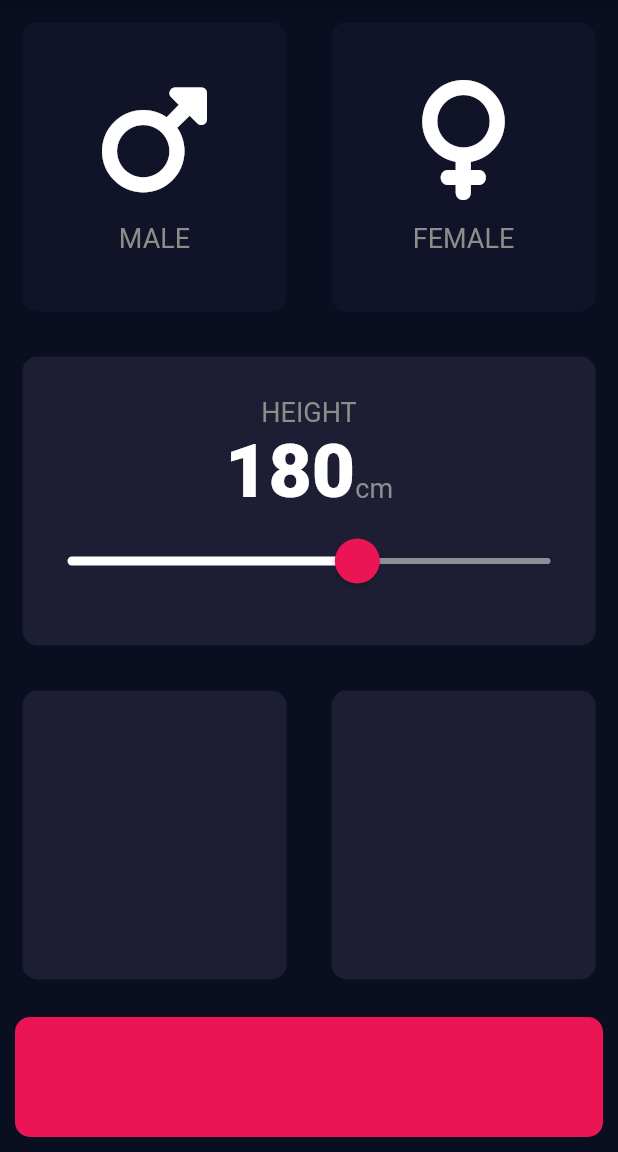
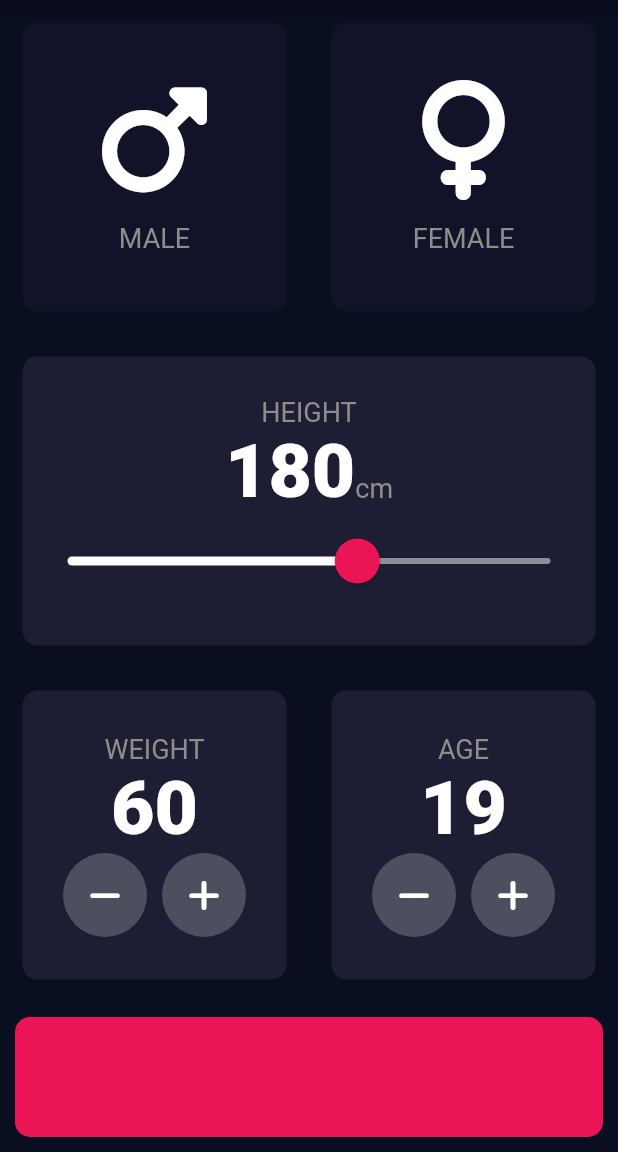
Before and after one commit to Hassanulhaq52/Bmi-Calculator-App, a Flutter app: the screen it shows after launch, on a phone screen of 412 x 824 dp, the part 84-1236 px from its top. Run offline on Flutter 3.47's test engine with Material 2 defaults, Android fonts, the phone set to English and light mode, and no system bars; our stand-ins replace font_awesome_flutter.

```diff
--- a/lib/input_page.dart
+++ b/lib/input_page.dart
@@ -14,6 +14,8 @@ class InputPage extends StatefulWidget {
 class _InputPageState extends State<InputPage> {
   Gender selectedGender;
   int height = 180;
+  int weight = 60;
+  int age = 19;
 
   @override
   Widget build(BuildContext context) {
@@ -94,9 +96,9 @@ class _InputPageState extends State<InputPage> {
                       thumbColor: Color(0xFFEB1555),
                       overlayColor: Color(0x29EB1555),
                       thumbShape:
-                      RoundSliderThumbShape(enabledThumbRadius: 15.0),
+                          RoundSliderThumbShape(enabledThumbRadius: 15.0),
                       overlayShape:
-                      RoundSliderOverlayShape(overlayRadius: 30.0),
+                          RoundSliderOverlayShape(overlayRadius: 30.0),
                     ),
                     child: Slider(
                       value: height.toDouble(),
@@ -119,11 +121,81 @@ class _InputPageState extends State<InputPage> {
                 Expanded(
                   child: ReusableCard(
                     colour: kActiveCardColor,
+                    cardChild: Column(
+                      mainAxisAlignment: MainAxisAlignment.center,
+                      children: [
+                        Text(
+                          'WEIGHT',
+                          style: kLabelTextStyle,
+                        ),
+                        Text(
+                          weight.toString(),
+                          style: kNumberTextStyle,
+                        ),
+                        Row(
+                          mainAxisAlignment: MainAxisAlignment.center,
+                          children: [
+                            RoundIconButton(
+                              icon: FontAwesomeIcons.minus,
+                              onPress: () {
+                                setState(() {
+                                  weight--;
+                                });
+                              },
+                            ),
+                            SizedBox(width: 10.0),
+                            RoundIconButton(
+                              icon: FontAwesomeIcons.plus,
+                              onPress: () {
+                                setState(() {
+                                  weight++;
+                                });
+                              },
+                            )
+                          ],
+                        )
+                      ],
+                    ),
                   ),
                 ),
                 Expanded(
                   child: ReusableCard(
                     colour: kActiveCardColor,
+                    cardChild: Column(
+                      mainAxisAlignment: MainAxisAlignment.center,
+                      children: [
+                        Text(
+                          'AGE',
+                          style: kLabelTextStyle,
+                        ),
+                        Text(
+                          age.toString(),
+                          style: kNumberTextStyle,
+                        ),
+                        Row(
+                          mainAxisAlignment: MainAxisAlignment.center,
+                          children: [
+                            RoundIconButton(
+                                icon: FontAwesomeIcons.minus,
+                                onPress: () {
+                                  setState(() {
+                                    age--;
+                                  });
+                                }),
+                            SizedBox(
+                              width: 10.0,
+                            ),
+                            RoundIconButton(
+                                icon: FontAwesomeIcons.plus,
+                                onPress: () {
+                                  setState(() {
+                                    age++;
+                                  });
+                                })
+                          ],
+                        ),
+                      ],
+                    ),
                   ),
                 ),
               ],
@@ -142,3 +214,25 @@ class _InputPageState extends State<InputPage> {
     );
   }
 }
+
+class RoundIconButton extends StatelessWidget {
+  RoundIconButton({@required this.icon, @required this.onPress});
+
+  final IconData icon;
+  final Function onPress;
+
+  @override
+  Widget build(BuildContext context) {
+    return RawMaterialButton(
+      child: Icon(icon),
+      onPressed: onPress,
+      elevation: 0.0,
+      constraints: BoxConstraints.tightFor(
+        width: 56.0,
+        height: 56.0,
+      ),
+      shape: CircleBorder(),
+      fillColor: Color(0xFF4C4F5E),
+    );
+  }
+}
```
